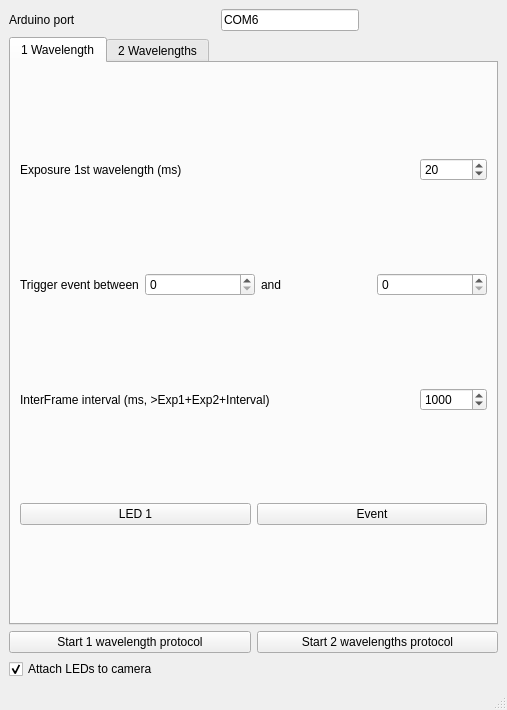
Old version of the form MainWindow.ui in the repository fedeceri85/pyFluo.
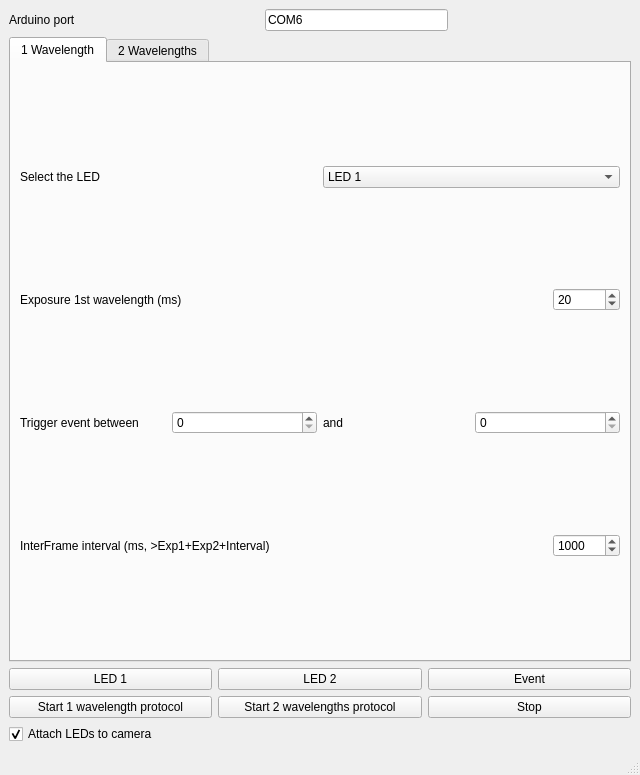
New version of the form.

Commit message: Added support for 1 wavelength. Added function to attach/detach leds from exposure.

The edit to the form file:
```diff
--- a/MainWindow.ui
+++ b/MainWindow.ui
@@ -6,8 +6,8 @@
    <rect>
     <x>0</x>
     <y>0</y>
-    <width>507</width>
-    <height>710</height>
+    <width>640</width>
+    <height>775</height>
    </rect>
   </property>
   <property name="windowTitle">
@@ -69,6 +69,31 @@
         <string>1 Wavelength</string>
        </attribute>
        <layout class="QVBoxLayout" name="verticalLayout">
+        <item>
+         <layout class="QHBoxLayout" name="horizontalLayout_12">
+          <item>
+           <widget class="QLabel" name="label_8">
+            <property name="text">
+             <string>Select the LED</string>
+            </property>
+           </widget>
+          </item>
+          <item>
+           <widget class="QComboBox" name="LEDcomboBox">
+            <item>
+             <property name="text">
+              <string>LED 1</string>
+             </property>
+            </item>
+            <item>
+             <property name="text">
+              <string>LED 2</string>
+             </property>
+            </item>
+           </widget>
+          </item>
+         </layout>
+        </item>
         <item>
          <layout class="QHBoxLayout" name="horizontalLayout_16">
           <item>
@@ -106,9 +131,6 @@
           </item>
          </layout>
         </item>
-        <item>
-         <layout class="QHBoxLayout" name="horizontalLayout_12"/>
-        </item>
         <item>
          <layout class="QHBoxLayout" name="horizontalLayout_14">
           <item>
@@ -176,24 +198,6 @@
         <item>
          <layout class="QHBoxLayout" name="horizontalLayout_17"/>
         </item>
-        <item>
-         <layout class="QHBoxLayout" name="horizontalLayout_15">
-          <item>
-           <widget class="QPushButton" name="Led1PushButton_2">
-            <property name="text">
-             <string>LED 1</string>
-            </property>
-           </widget>
-          </item>
-          <item>
-           <widget class="QPushButton" name="eventpushButton_2">
-            <property name="text">
-             <string>Event</string>
-            </property>
-           </widget>
-          </item>
-         </layout>
-        </item>
        </layout>
       </widget>
       <widget class="QWidget" name="tab">
@@ -376,6 +380,10 @@
         <item>
          <layout class="QHBoxLayout" name="horizontalLayout_10"/>
         </item>
+       </layout>
+      </widget>
+     </widget>
+    </item>
         <item>
          <layout class="QHBoxLayout" name="horizontalLayout_3">
           <item>
@@ -401,10 +409,6 @@
           </item>
          </layout>
         </item>
-       </layout>
-      </widget>
-     </widget>
-    </item>
     <item>
      <layout class="QHBoxLayout" name="horizontalLayout_18">
       <item>
@@ -421,6 +425,13 @@
         </property>
        </widget>
       </item>
+      <item>
+       <widget class="QPushButton" name="stopButton">
+        <property name="text">
+         <string>Stop</string>
+        </property>
+       </widget>
+      </item>
      </layout>
     </item>
     <item>
```
Lines whose indentation alone changed are shown as unchanged. The commit also changes 2 other files.
